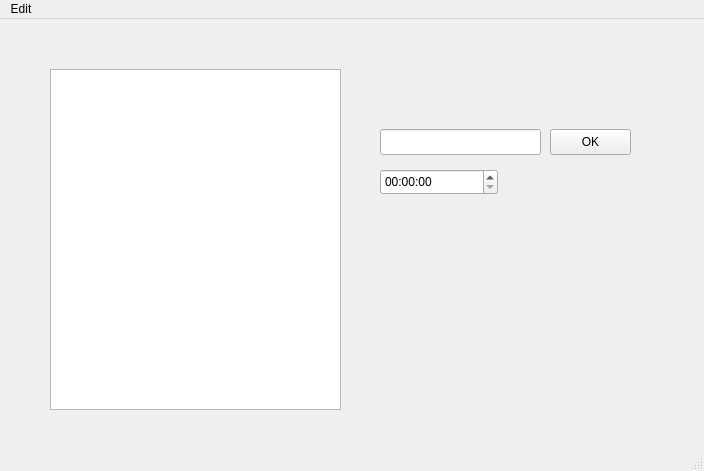
This is test_file_qt.ui in cgiroux527/TEST_explo_qt as Qt 5 draws it before an edit. The edited form follows.
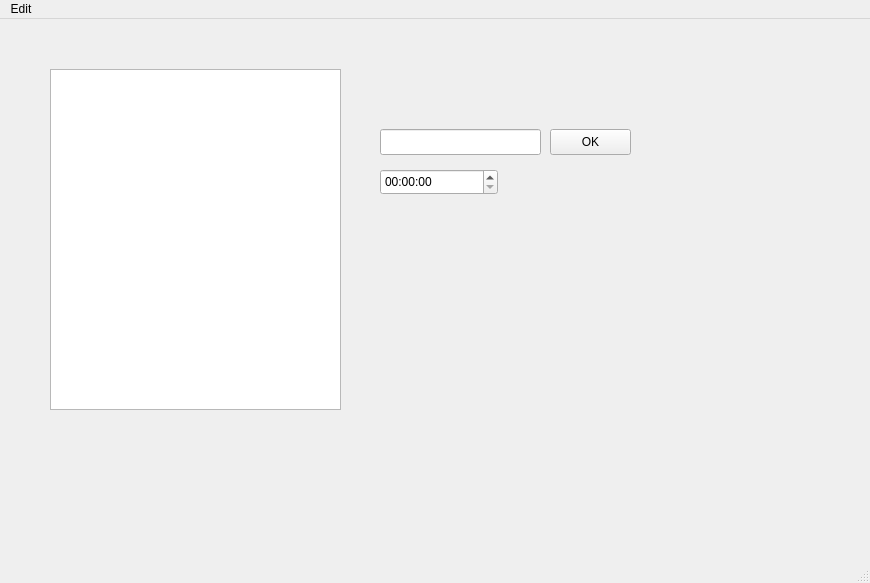
This is the edited form.

Commit message: ajouter OK bouton

Patch:
```diff
--- a/test_file_qt.ui
+++ b/test_file_qt.ui
@@ -6,8 +6,8 @@
    <rect>
     <x>0</x>
     <y>0</y>
-    <width>704</width>
-    <height>471</height>
+    <width>870</width>
+    <height>583</height>
    </rect>
   </property>
   <property name="windowTitle">
@@ -63,7 +63,7 @@
     <rect>
      <x>0</x>
      <y>0</y>
-     <width>704</width>
+     <width>870</width>
      <height>33</height>
     </rect>
    </property>
```
